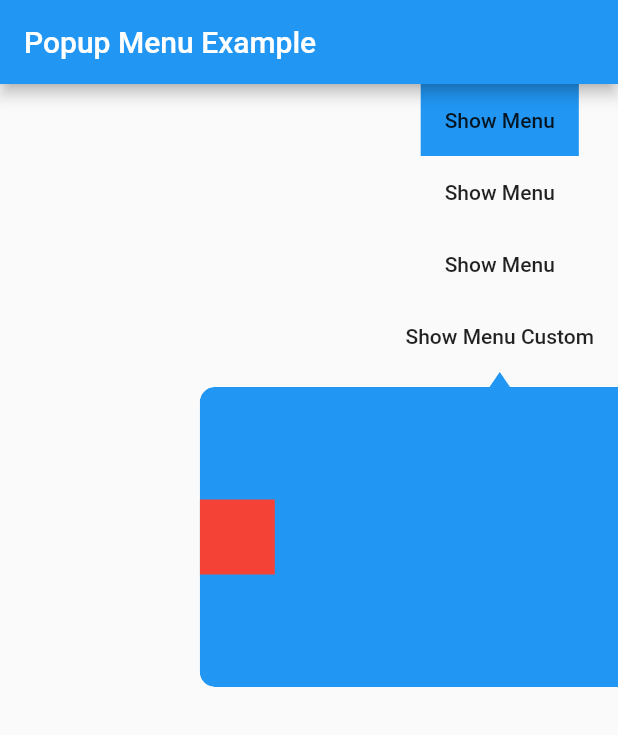
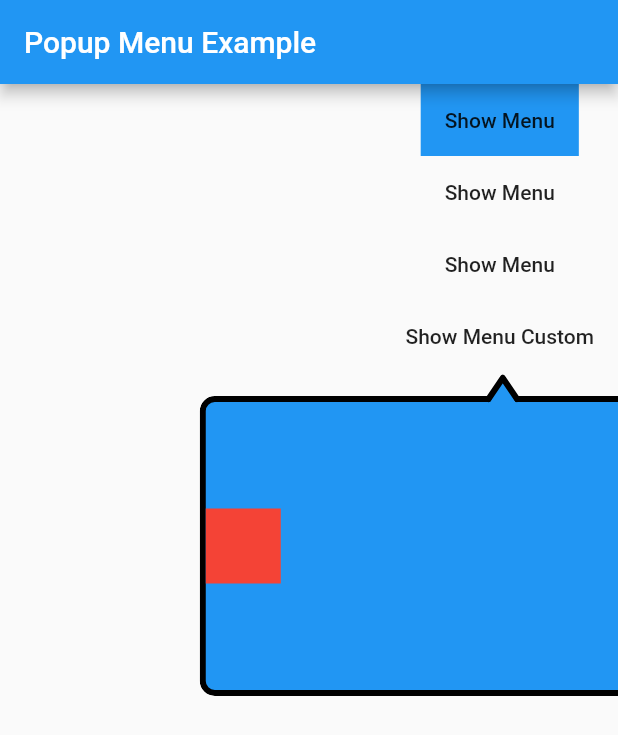
Before and after one commit to muriloventuroso/popup_menu_plus, a Flutter app: the screen it shows after launch, after a tap on "Show Menu Custom", on a phone screen of 412 x 824 dp. Shown: the top 735 px of the screen. Run offline on Flutter 3.47's test engine with Material 2 defaults, Android fonts, the phone set to English and light mode, and no system bars.

Commit message:
Add Border Config

```diff
--- a/example/lib/main.dart
+++ b/example/lib/main.dart
@@ -170,11 +170,15 @@ class _MyHomePageState extends State<MyHomePage> {
   void menuCustom() {
     PopupMenu menu = PopupMenu(
       context: context,
-      config: const MenuConfig(
+      config: MenuConfig(
           type: MenuType.custom,
           itemHeight: 200,
           itemWidth: 400,
-          backgroundColor: Colors.blue),
+          backgroundColor: Colors.blue,
+          border: BorderConfig(
+            width: 4,
+            color: Colors.black,
+          )),
       content: Row(
         children: [
           Container(
@@ -224,7 +228,8 @@ class _MyHomePageState extends State<MyHomePage> {
   void listMenu() {
     PopupMenu menu = PopupMenu(
         context: context,
-        config: MenuConfig.forList(),
+        config: MenuConfig.forList(
+            border: BorderConfig(width: 2, color: Colors.black)),
         items: [
           // MenuItem.forList(
           //     title: 'Copy', image: Image.asset('assets/copy.png')),
--- a/lib/src/custom_menu_layout.dart
+++ b/lib/src/custom_menu_layout.dart
@@ -33,6 +33,12 @@ class CustomMenuLayout implements MenuLayout {
             height: height,
             decoration: BoxDecoration(
                 color: config.backgroundColor,
+                border: config.border != null
+                    ? Border.all(
+                        color: config.border!.color,
+                        width: config.border!.width,
+                      )
+                    : null,
                 borderRadius: BorderRadius.circular(10.0)),
             child: content,
           ),
--- a/lib/src/grid_menu_layout.dart
+++ b/lib/src/grid_menu_layout.dart
@@ -163,6 +163,12 @@ class GridMenuLayout implements MenuLayout {
                 height: menuHeight(),
                 decoration: BoxDecoration(
                     color: config.backgroundColor,
+                    border: config.border != null
+                        ? Border.all(
+                            color: config.border!.color,
+                            width: config.border!.width,
+                          )
+                        : null,
                     borderRadius: BorderRadius.circular(10.0)),
                 child: Column(
                   children: _createRows(),
--- a/lib/src/list_menu_layout.dart
+++ b/lib/src/list_menu_layout.dart
@@ -33,6 +33,12 @@ class ListMenuLayout implements MenuLayout {
                 height: height,
                 decoration: BoxDecoration(
                     color: config.backgroundColor,
+                    border: config.border != null
+                        ? Border.all(
+                            color: config.border!.color,
+                            width: config.border!.width,
+                          )
+                        : null,
                     borderRadius: BorderRadius.circular(10.0)),
                 child: Column(
                   children: items.map((item) {
@@ -75,7 +81,9 @@ class ListMenuLayout implements MenuLayout {
   }
 
   @override
-  double get height => config.itemHeight * items.length;
+  double get height =>
+      config.itemHeight * items.length +
+      (config.border != null ? config.border!.width * 2 : 0);
 
   @override
   double get width => config.itemWidth;
--- a/lib/src/menu_config.dart
+++ b/lib/src/menu_config.dart
@@ -1,5 +1,15 @@
 import 'package:flutter/material.dart';
 import 'package:popup_menu_plus/src/popup_menu.dart';
+
+class BorderConfig {
+  final Color color;
+  final double width;
+
+  BorderConfig({
+    this.color = const Color(0xFF000000),
+    this.width = 1.0,
+  });
+}
 
 class MenuConfig {
   final MenuType type;
@@ -18,8 +28,10 @@ class MenuConfig {
 
   final Color lineColor;
 
-  const MenuConfig({
-    this.type = MenuType.grid,
+  final BorderConfig? border;
+
+  const MenuConfig(
+      {this.type = MenuType.grid,
       this.itemWidth = 72.0,
       this.itemHeight = 65.0,
       this.arrowHeight = 10.0,
@@ -27,7 +39,7 @@ class MenuConfig {
       this.backgroundColor = const Color(0xff232323),
       this.highlightColor = const Color(0xff353535),
       this.lineColor = const Color(0x55000000),
-  });
+      this.border});
 
   factory MenuConfig.forList({
     double itemWidth = 120.0,
@@ -36,6 +48,7 @@ class MenuConfig {
     Color backgroundColor = Colors.white,
     Color highlightColor = const Color(0xff353535),
     Color lineColor = const Color(0x55000000),
+    BorderConfig? border,
   }) {
     return MenuConfig(
       type: MenuType.list,
@@ -45,6 +58,7 @@ class MenuConfig {
       backgroundColor: backgroundColor,
       highlightColor: highlightColor,
       lineColor: lineColor,
+      border: border,
     );
   }
 }
--- a/lib/src/popup_menu.dart
+++ b/lib/src/popup_menu.dart
@@ -120,24 +120,33 @@ class PopupMenu {
             children: <Widget>[
               // triangle arrow
               Positioned(
+                left: layoutp.offset.dx,
+                top: layoutp.offset.dy +
+                    ((config.border?.width ?? 0) * (layoutp.isDown ? -1 : 1.5)),
+                child: menu.build(),
+              ),
+              Positioned(
                 left: layoutp.attachRect.left +
                     layoutp.attachRect.width / 2.0 -
                     7.5,
                 top: layoutp.isDown
-                    ? layoutp.offset.dy + layoutp.height
-                    : layoutp.offset.dy - config.arrowHeight,
+                    ? layoutp.offset.dy +
+                        layoutp.height -
+                        ((config.border?.width ?? 0))
+                    : layoutp.offset.dy -
+                        config.arrowHeight +
+                        ((config.border?.width ?? 0)),
                 child: CustomPaint(
-                  size: Size(15.0, config.arrowHeight),
+                  size: Size(
+                      config.arrowHeight + (config.border?.width ?? 0) + 5,
+                      config.arrowHeight + (config.border?.width ?? 0)),
                   painter: TrianglePainter(
-                      isDown: layoutp.isDown, color: config.backgroundColor),
+                      isDown: layoutp.isDown,
+                      color: config.backgroundColor,
+                      border: config.border),
                 ),
               ),
               // menu content
-              Positioned(
-                left: layoutp.offset.dx,
-                top: layoutp.offset.dy,
-                child: menu.build(),
-              )
             ],
           )),
     );
--- a/lib/src/triangle_painter.dart
+++ b/lib/src/triangle_painter.dart
@@ -1,13 +1,15 @@
-import 'package:flutter/rendering.dart';
+import 'package:flutter/material.dart';
+import 'package:popup_menu_plus/src/menu_config.dart';
 
 class TrianglePainter extends CustomPainter {
   bool isDown;
   Color color;
+  BorderConfig? border;
 
-  TrianglePainter({
-    this.isDown = true,
-    this.color = const Color.fromARGB(0, 0, 0, 0),
-  });
+  TrianglePainter(
+      {this.isDown = true,
+      this.color = const Color.fromARGB(0, 0, 0, 0),
+      this.border});
 
   @override
   void paint(Canvas canvas, Size size) {
@@ -18,16 +20,38 @@ class TrianglePainter extends CustomPainter {
 
     Path path = Path();
     if (isDown) {
-      path.moveTo(0.0, -1.0);
-      path.lineTo(size.width, -1.0);
+      path.moveTo(0, (border?.width ?? 0) * -1);
+      path.lineTo(size.width, ((border?.width ?? 0)) * -1);
       path.lineTo(size.width / 2.0, size.height);
     } else {
-      path.moveTo(size.width / 2.0, 0.0);
-      path.lineTo(0.0, size.height + 1);
-      path.lineTo(size.width, size.height + 1);
+      path.moveTo(size.width / 2.0, 0);
+      path.lineTo(0.0, size.height + (border?.width ?? 0));
+      path.lineTo(size.width, size.height + (border?.width ?? 0));
     }
 
     canvas.drawPath(path, paint);
+    if (border != null) {
+      Paint borderPaint = Paint();
+      borderPaint.strokeWidth = border!.width;
+      borderPaint.strokeCap = StrokeCap.round;
+      borderPaint.color = border!.color;
+      borderPaint.style = PaintingStyle.stroke;
+
+      Path path2 = Path();
+      if (isDown) {
+        path2.moveTo(0.0, (border?.width ?? 0) * -0.05);
+        path2.lineTo(size.width / 2.0, size.height);
+        path2.moveTo(size.width, (border?.width ?? 0) * -0.05);
+        path2.lineTo(size.width / 2.0, size.height);
+      } else {
+        path2.moveTo(size.width / 2.0, 0.0);
+        path2.lineTo(0.0, size.height);
+        path2.moveTo(size.width / 2.0, 0.0);
+        path2.lineTo(size.width, size.height);
+      }
+
+      canvas.drawPath(path2, borderPaint);
+    }
   }
 
   @override
--- a/pubspec.yaml
+++ b/pubspec.yaml
@@ -1,6 +1,6 @@
 name: popup_menu_plus
 description: A Flutter Popup Menu Widget, written completely in dart, and it supports both iOS and Android.
-version: 0.0.3
+version: 0.0.4
 homepage: https://github.com/muriloventuroso/popup_menu_plus
 repository: https://github.com/muriloventuroso/popup_menu_plus
 
```
Also changed, not shown: example/pubspec.lock, 1 other file. Lines whose indentation alone changed are shown as unchanged.
